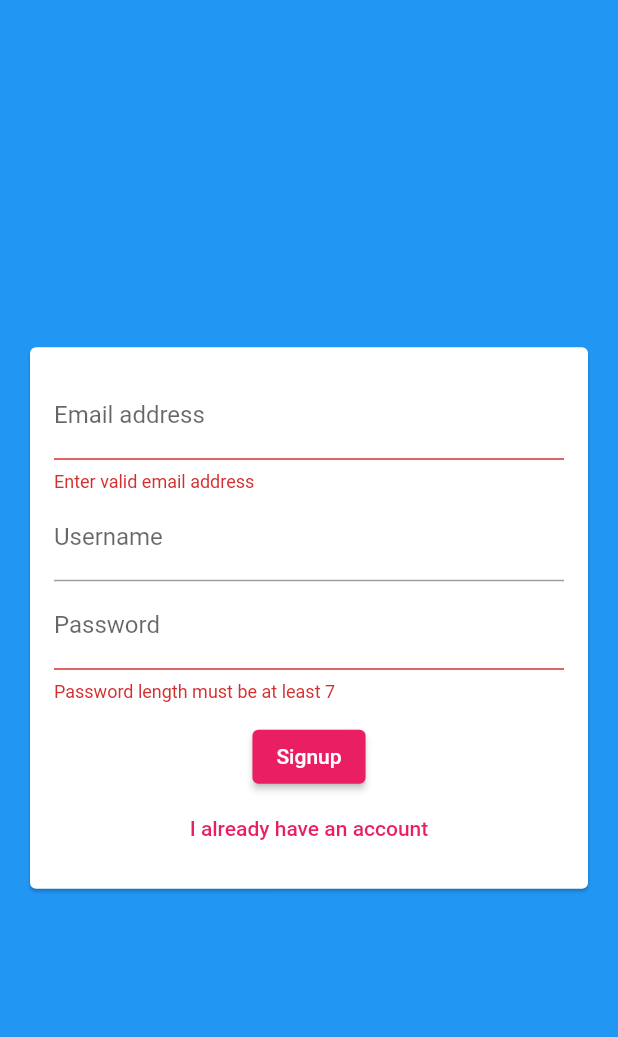
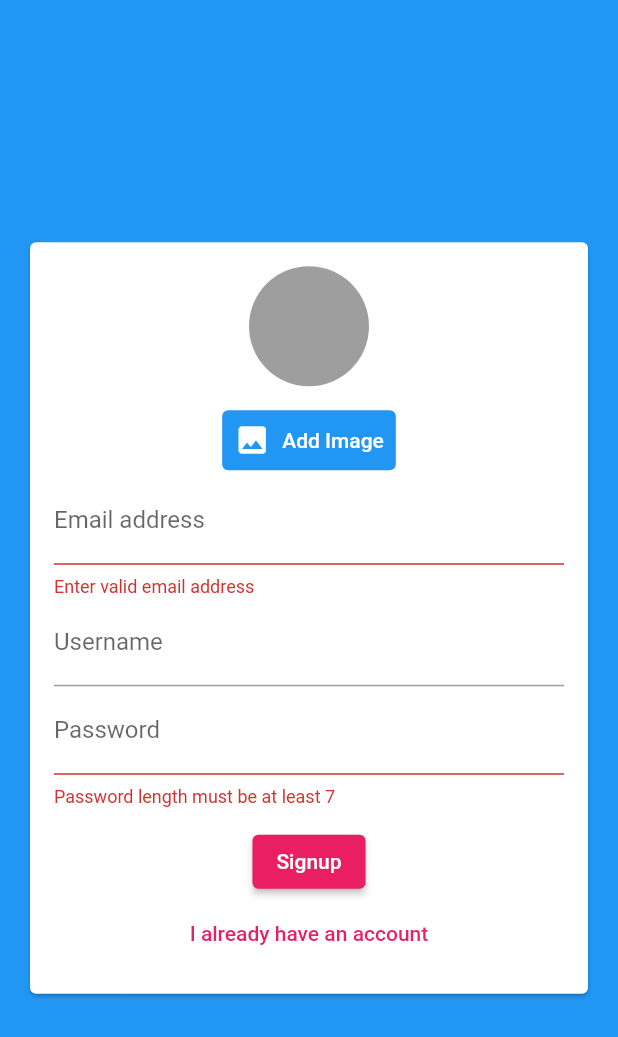
Before and after one commit to tee-jaay/frchat, a Flutter app: the screen it shows after launch, after a tap on "Login", after a tap on "Create New Account", on a phone screen of 412 x 824 dp. Shown: the top 1037 px of the screen. Run offline on Flutter 3.47's test engine with Material 2 defaults, Android fonts, the phone set to English and light mode, and no system bars; our stand-ins replace cloud_firestore, firebase_auth, firebase_core, image_picker; accounts and stored records are empty.

Commit message:
image picker

```diff
--- a/lib/widgets/auth_form.dart
+++ b/lib/widgets/auth_form.dart
@@ -1,5 +1,5 @@
-import 'package:flutter/foundation.dart';
 import 'package:flutter/material.dart';
+import 'user_image_picker.dart';
 
 class AuthForm extends StatefulWidget {
   const AuthForm(this.submitFn, this.isLoading, {Key? key}) : super(key: key);
@@ -43,6 +43,7 @@ class _AuthFormState extends State<AuthForm> {
               child: Column(
                 mainAxisSize: MainAxisSize.min,
                 children: [
+                  if(!_isLogin) UserImagePicker(),
                   TextFormField(
                     key: const ValueKey('email'),
                     onSaved: (val) {
--- /dev/null
+++ b/lib/widgets/user_image_picker.dart
@@ -0,0 +1,54 @@
+import 'dart:io';
+
+import 'package:flutter/material.dart';
+import 'package:image_picker/image_picker.dart';
+
+class UserImagePicker extends StatefulWidget {
+  const UserImagePicker({Key? key}) : super(key: key);
+
+  @override
+  State<UserImagePicker> createState() => _UserImagePickerState();
+}
+
+class _UserImagePickerState extends State<UserImagePicker> {
+  File? _pickedImageFile;
+
+  void _pickImage() async {
+    final picker = ImagePicker();
+    final pickedImage = await picker.pickImage(
+      source: ImageSource.camera,
+      maxWidth: 40,
+      maxHeight: 40,
+    );
+    final pickedImageFile = File(pickedImage!.path);
+
+    setState(() {
+      _pickedImageFile = pickedImageFile;
+    });
+  }
+
+  @override
+  Widget build(BuildContext context) {
+    return Column(
+      children: [
+        CircleAvatar(
+          radius: 40.0,
+          backgroundColor: Colors.grey,
+          backgroundImage:
+              _pickedImageFile != null ? FileImage(_pickedImageFile!) : null,
+        ),
+        const SizedBox(
+          height: 12,
+        ),
+        TextButton.icon(
+            onPressed: _pickImage,
+            style: TextButton.styleFrom(
+              backgroundColor: Theme.of(context).primaryColor,
+              primary: Colors.white,
+            ),
+            icon: const Icon(Icons.image),
+            label: const Text('Add Image')),
+      ],
+    );
+  }
+}
--- a/pubspec.yaml
+++ b/pubspec.yaml
@@ -39,6 +39,7 @@ dependencies:
   firebase_core: ^2.4.0
   cloud_firestore: ^4.2.0
   firebase_auth: ^4.2.0
+  image_picker: ^0.8.6
 
 dev_dependencies:
   flutter_test:
```
Also changed, not shown: pubspec.lock.
